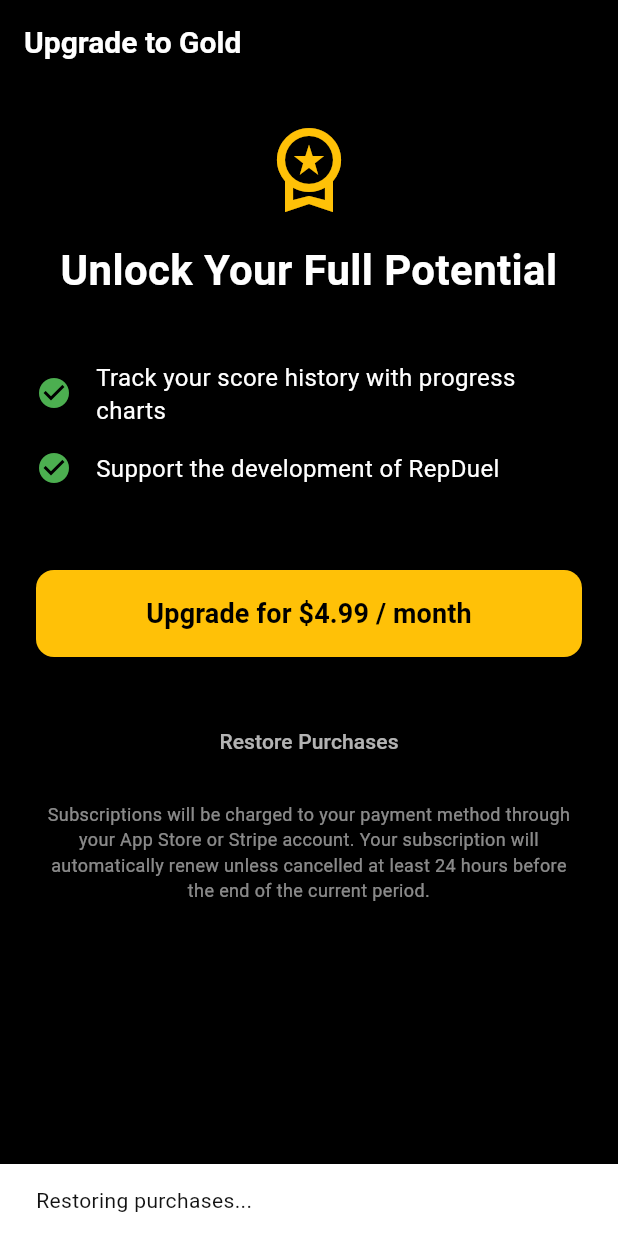
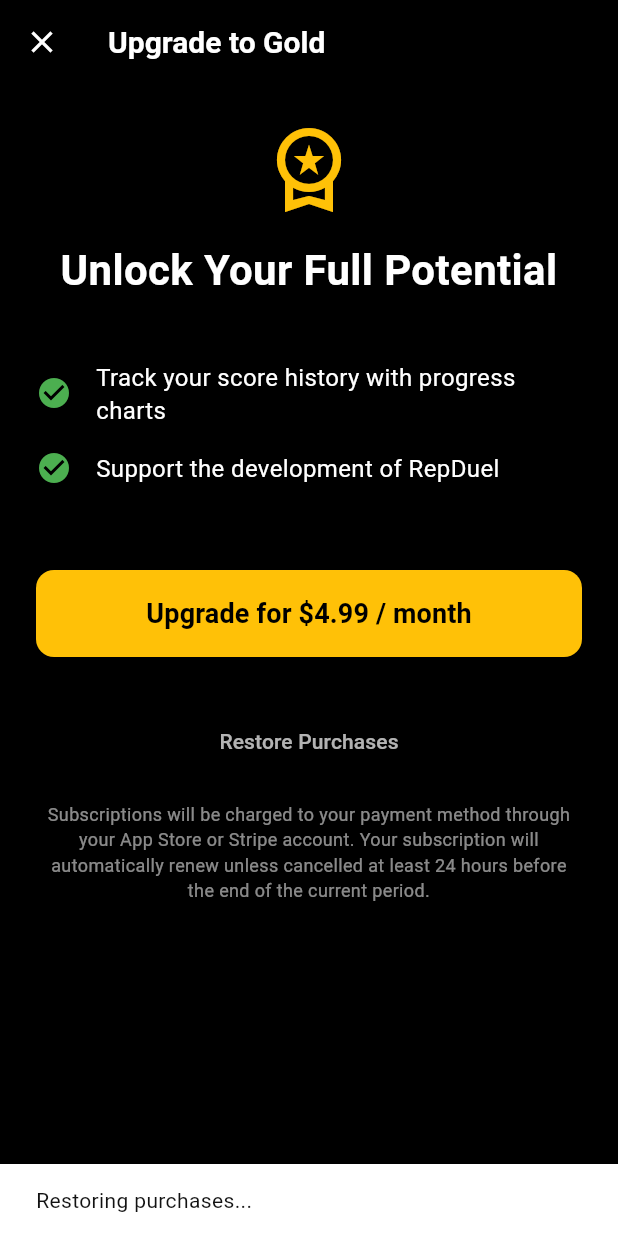
Before and after one commit to RepDuel/RepDuel, a Flutter app: the SubscriptionScreen screen opened by its route, after a tap on "Restore Purchases", on a phone screen of 412 x 824 dp. Run offline on Flutter 3.47's test engine with Material 3 defaults, Android fonts, the phone set to English and light mode, and no system bars; our stand-ins replace dio, fl_chart, flutter_dotenv, flutter_riverpod, flutter_svg, go_router and 4 more; missing offline and left inert: flutter_stripe, purchases_flutter; accounts and stored records are empty; project files that could hold a hidden picture were left out.

Commit message:
fix(premium): Add guaranteed exit to subscription screen
Adds an explicit 'Close' button to the SubscriptionScreen's AppBar.

This resolves a critical navigation bug where a user could become
stuck on this screen if they arrived via a `context.go()` navigation
(e.g., from the payment cancel screen), as no back button would be
rendered. The new button ensures a reliable exit path is always
available, using `context.go('/profile')` to cleanly reset the
navigation stack.

```diff
--- a/frontend/lib/features/premium/screens/subscription_screen.dart
+++ b/frontend/lib/features/premium/screens/subscription_screen.dart
@@ -2,6 +2,7 @@
 
 import 'package:flutter/material.dart';
 import 'package:flutter_riverpod/flutter_riverpod.dart';
+import 'package:go_router/go_router.dart';
 import 'package:repduel/core/providers/iap_provider.dart';
 import 'package:repduel/core/providers/stripe_provider.dart';
 
@@ -19,7 +20,6 @@ class _SubscriptionScreenState extends ConsumerState<SubscriptionScreen> {
     setState(() => _isPurchasing = true);
 
     try {
-      // This calls the StripeService you already have
       await ref.read(stripeServiceProvider).subscribeToPlan(
         onDisplayError: (error) {
           if (mounted) {
@@ -30,7 +30,6 @@ class _SubscriptionScreenState extends ConsumerState<SubscriptionScreen> {
         },
       );
     } finally {
-      // Ensure the loading state is always turned off
       if (mounted) {
         setState(() => _isPurchasing = false);
       }
@@ -38,21 +37,24 @@ class _SubscriptionScreenState extends ConsumerState<SubscriptionScreen> {
   }
 
   Future<void> _handleRestore() async {
-    // This is for Apple IAP, but good to have the handler ready
-     ScaffoldMessenger.of(context).showSnackBar(
+    ScaffoldMessenger.of(context).showSnackBar(
       const SnackBar(content: Text("Restoring purchases...")),
     );
     try {
       await ref.read(subscriptionProvider.notifier).restorePurchases();
       if (mounted) {
         ScaffoldMessenger.of(context).showSnackBar(
-         const SnackBar(content: Text("Purchases restored successfully!"), backgroundColor: Colors.green),
+          const SnackBar(
+              content: Text("Purchases restored successfully!"),
+              backgroundColor: Colors.green),
         );
       }
     } catch (e) {
-       if (mounted) {
+      if (mounted) {
         ScaffoldMessenger.of(context).showSnackBar(
-         SnackBar(content: Text("Restore failed: ${e.toString()}"), backgroundColor: Colors.red),
+          SnackBar(
+              content: Text("Restore failed: ${e.toString()}"),
+              backgroundColor: Colors.red),
         );
       }
     }
@@ -66,13 +68,20 @@ class _SubscriptionScreenState extends ConsumerState<SubscriptionScreen> {
         title: const Text('Upgrade to Gold'),
         backgroundColor: Colors.transparent,
         elevation: 0,
+        // Provides a consistent and reliable exit from the subscription flow,
+        // preventing the user from getting stuck.
+        leading: IconButton(
+          icon: const Icon(Icons.close),
+          onPressed: () => context.go('/profile'),
+        ),
       ),
       body: SingleChildScrollView(
         padding: const EdgeInsets.all(24.0),
         child: Column(
           crossAxisAlignment: CrossAxisAlignment.stretch,
           children: [
-            const Icon(Icons.workspace_premium_outlined, color: Colors.amber, size: 64),
+            const Icon(Icons.workspace_premium_outlined,
+                color: Colors.amber, size: 64),
             const SizedBox(height: 16),
             const Text(
               'Unlock Your Full Potential',
@@ -87,8 +96,6 @@ class _SubscriptionScreenState extends ConsumerState<SubscriptionScreen> {
             _buildFeatureRow('Track your score history with progress charts'),
             _buildFeatureRow('Support the development of RepDuel'),
             const SizedBox(height: 48),
-
-            // --- The Purchase Button (Now with loading state) ---
             ElevatedButton(
               onPressed: _isPurchasing ? null : _handlePurchase,
               style: ElevatedButton.styleFrom(
@@ -111,23 +118,23 @@ class _SubscriptionScreenState extends ConsumerState<SubscriptionScreen> {
                     )
                   : const Text(
                       'Upgrade for \$4.99 / month',
-                      style: TextStyle(fontSize: 18, fontWeight: FontWeight.bold),
+                      style:
+                          TextStyle(fontSize: 18, fontWeight: FontWeight.bold),
                     ),
             ),
             const SizedBox(height: 32),
-
-            // --- Restore Purchases & Legal Links (Required by Apple) ---
             Row(
               mainAxisAlignment: MainAxisAlignment.spaceEvenly,
               children: [
                 TextButton(
                   onPressed: _handleRestore,
-                  child: const Text('Restore Purchases', style: TextStyle(color: Colors.white70)),
+                  child: const Text('Restore Purchases',
+                      style: TextStyle(color: Colors.white70)),
                 ),
               ],
             ),
-             const SizedBox(height: 16),
-             const Text(
+            const SizedBox(height: 16),
+            const Text(
               'Subscriptions will be charged to your payment method through your App Store or Stripe account. Your subscription will automatically renew unless cancelled at least 24 hours before the end of the current period.',
               textAlign: TextAlign.center,
               style: TextStyle(color: Colors.white54, fontSize: 12),
@@ -148,7 +155,8 @@ class _SubscriptionScreenState extends ConsumerState<SubscriptionScreen> {
           Expanded(
             child: Text(
               text,
-              style: const TextStyle(color: Colors.white, fontSize: 16, height: 1.4),
+              style: const TextStyle(
+                  color: Colors.white, fontSize: 16, height: 1.4),
             ),
           ),
         ],
```
